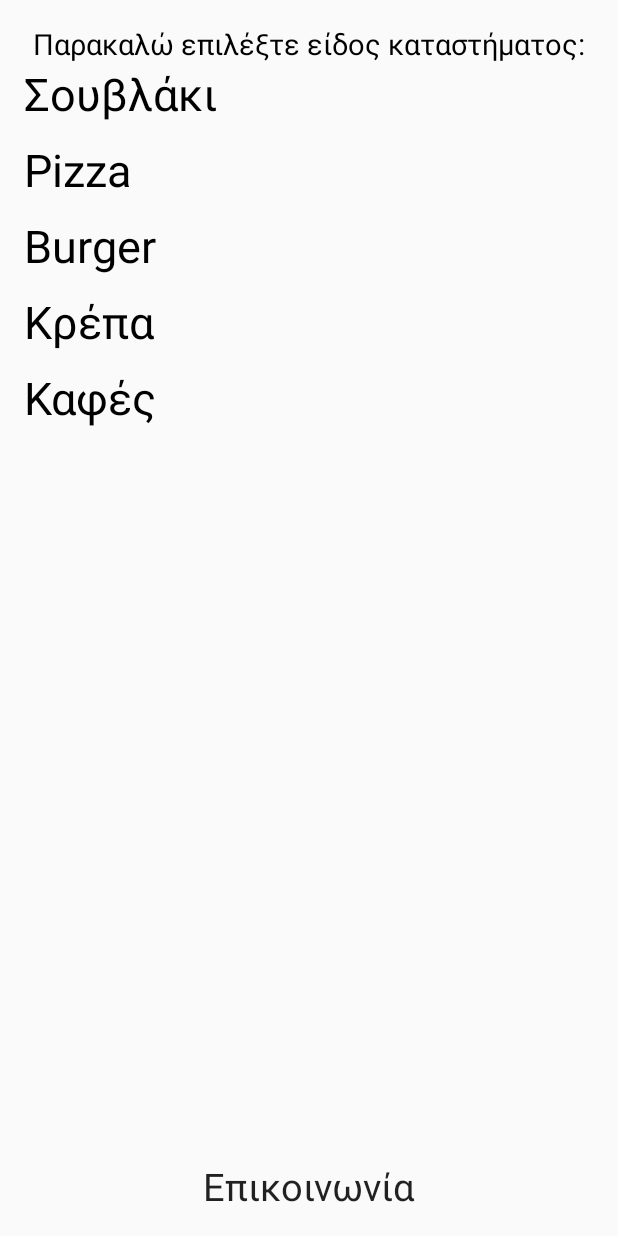
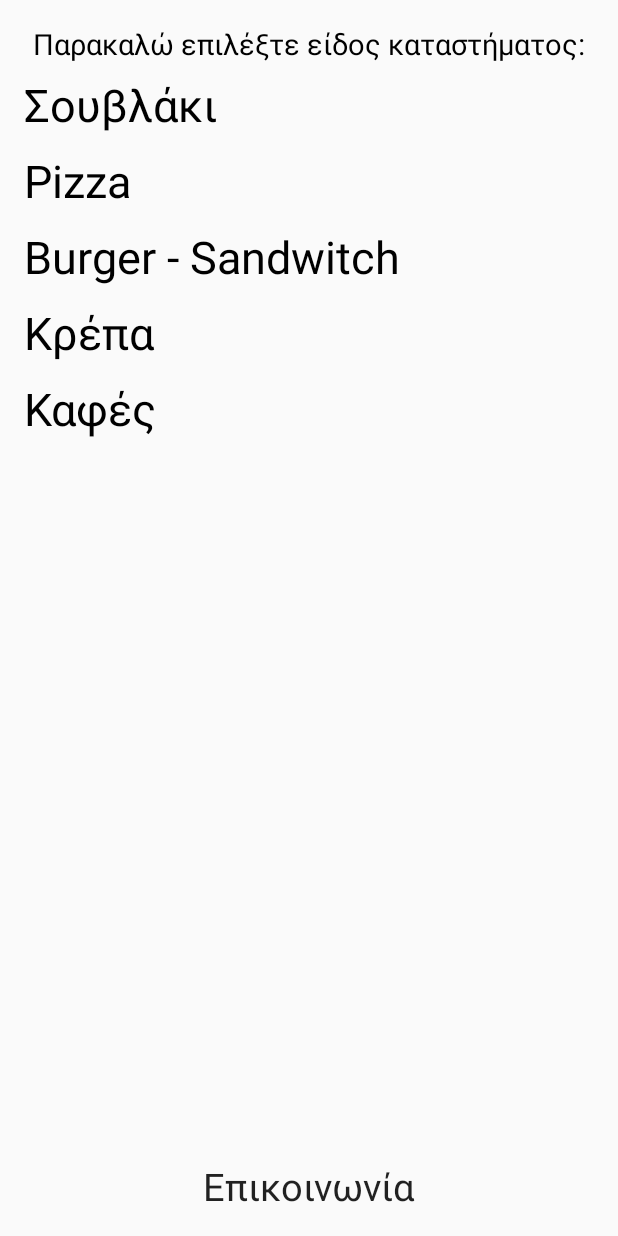
Before and after one commit to Zarkopafilis/FyliDeliveryStars, an Android app: the screen it shows after launch (MainMenuActivity), on a phone screen of 412 x 824 dp. Run offline under Robolectric (Android 15) with nearby library versions, the phone set to English and light mode, and no system bars.

Commit message:
Bugfixes and CSV->TSV migration

```diff
--- a/FyliDeliveryStars/app/src/main/java/fyli/gr/fylideliverystars/MainMenuActivity.java
+++ b/FyliDeliveryStars/app/src/main/java/fyli/gr/fylideliverystars/MainMenuActivity.java
@@ -6,17 +6,11 @@ import android.content.Intent;
 import android.os.Bundle;
 import android.util.Log;
 import android.view.Gravity;
-import android.view.KeyEvent;
-import android.view.LayoutInflater;
 import android.view.Menu;
 import android.view.MenuItem;
 import android.view.View;
-import android.view.ViewGroup;
 import android.widget.AdapterView;
 import android.widget.ArrayAdapter;
-import android.widget.BaseAdapter;
-import android.widget.LinearLayout;
-import android.widget.ListAdapter;
 import android.widget.ListView;
 import android.widget.TextView;
 import android.widget.Toast;
@@ -43,7 +37,7 @@ public class MainMenuActivity extends Activity implements AdapterView.OnItemClic
         ArrayList<String> shopTypeArray = new ArrayList<String>();
         shopTypeArray.add("Σουβλάκι");
         shopTypeArray.add("Pizza");
-        shopTypeArray.add("Burger");
+        shopTypeArray.add("Burger - Sandwitch");
         shopTypeArray.add("Κρέπα");
         shopTypeArray.add("Καφές");
 
@@ -87,6 +81,7 @@ public class MainMenuActivity extends Activity implements AdapterView.OnItemClic
                 break;
             case 3:
                 shopType="pancake";
+                break;
             case 4:
                 shopType="coffee";
                 break;
@@ -94,6 +89,8 @@ public class MainMenuActivity extends Activity implements AdapterView.OnItemClic
                 shopType = "souvlaki";
                 return;
         }
+
+        Log.d("slp" , "shopType:" + shopType);
 
         Intent intent = new Intent();
         intent.setClass(this, DeliveryOrTakeAway.class);
--- a/FyliDeliveryStars/app/src/main/java/fyli/gr/fylideliverystars/ShopLister.java
+++ b/FyliDeliveryStars/app/src/main/java/fyli/gr/fylideliverystars/ShopLister.java
@@ -3,7 +3,6 @@ package fyli.gr.fylideliverystars;
 import android.app.Activity;
 import android.content.Intent;
 import android.os.Bundle;
-import android.util.Log;
 import android.view.Menu;
 import android.view.MenuItem;
 import android.view.View;
@@ -32,7 +31,8 @@ public class ShopLister extends Activity implements AdapterView.OnItemClickListe
             delivery = extras.getBoolean("delivery");
         }
 
-        Log.d("slp" , "initializing shop list provider");
+        //Log.d("slp" , "initializing shop list provider, delivery:"  + delivery);
+        //Log.d("slp", "shopType:" + shopType);
         slp = new ShopListProvider(shopType,delivery);
         List<String> names = slp.generateShopList(getApplicationContext());
 
--- a/FyliDeliveryStars/app/src/main/java/fyli/gr/fylideliverystars/provider/ShopListProvider.java
+++ b/FyliDeliveryStars/app/src/main/java/fyli/gr/fylideliverystars/provider/ShopListProvider.java
@@ -27,12 +27,14 @@ public class ShopListProvider {
         shopsCached = shops;
 
         if(deliveryOnly) {
+           // Log.d("slp", "deliveryOnlyLoop");
             for (Shop shop : shops) {
                 if(shop.isDoingDelivery){
                     shopList.add(shop.name);
                 }
             }
         }else{//take-away -> add everything
+            //Log.d("slp", "takeAwayLoop");
             for (Shop shop : shops) {
                 shopList.add(shop.name);
             }
@@ -43,7 +45,7 @@ public class ShopListProvider {
     }
 
     public Shop getCachedShopFromList(int index){
-        if(shopsCached != null) {
+        if(shopsCached != null && index < shopsCached.size()) {
             return shopsCached.get(index);
         }
         return null;
--- a/FyliDeliveryStars/app/src/main/res/layout/activity_main_menu.xml
+++ b/FyliDeliveryStars/app/src/main/res/layout/activity_main_menu.xml
@@ -24,11 +24,12 @@
         android:textColor="#000000"
         android:divider="@android:color/transparent"
         android:dividerHeight="10.0sp"
-        android:layout_above="@+id/contactText"
         android:layout_alignParentLeft="true"
         android:layout_alignParentStart="true"
         android:layout_below="@+id/textView"
-        android:clickable="true"/>
+        android:clickable="true"
+        android:layout_above="@+id/contactText"
+        android:paddingTop="7dp" />
 
     <TextView
         android:layout_width="wrap_content"
```
Also changed, not shown: FyliDeliveryStars/app/src/main/java/fyli/gr/fylideliverystars/provider/CSVParser.java (+4 -4 lines), 1 other file.
